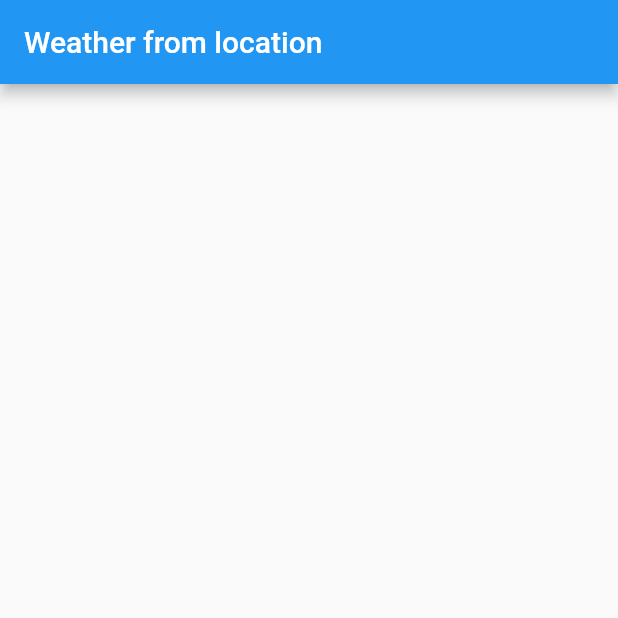
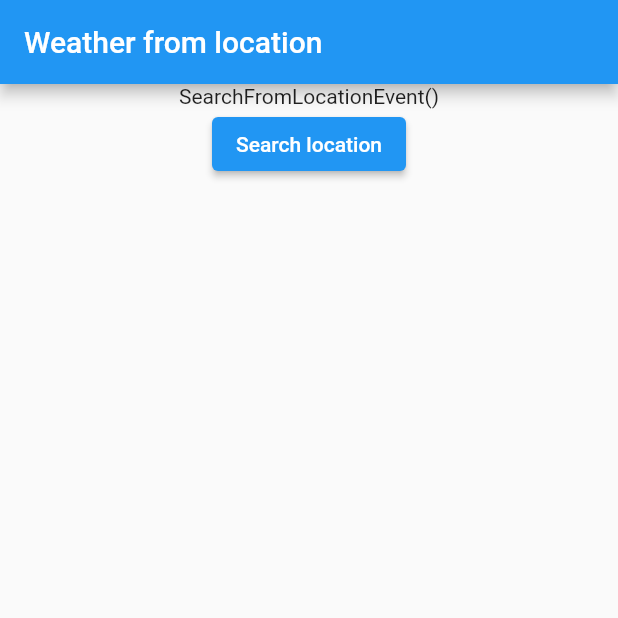
Before and after one commit to phamtanphat/flutter_weather_forcast, a Flutter app: the screen it shows after launch, on a phone screen of 412 x 824 dp, the top half of it. Run offline on Flutter 3.47's test engine with Material 2 defaults, Android fonts, the phone set to English and light mode, and no system bars; our stand-ins replace dio, equatable.

```diff
--- a/lib/presentations/page/weather_location/bloc/weather_from_location_event.dart
+++ b/lib/presentations/page/weather_location/bloc/weather_from_location_event.dart
@@ -2,8 +2,11 @@ import 'package:equatable/equatable.dart';
 
 abstract class WeatherFromLocationEventBase extends Equatable{}
 
-class SearchFromLocationEvent {
+class SearchFromLocationEvent extends WeatherFromLocationEventBase{
   String location;
 
   SearchFromLocationEvent({required this.location});
+
+  @override
+  List<Object?> get props => [];
 }
--- a/lib/presentations/page/weather_location/weather_from_location_page.dart
+++ b/lib/presentations/page/weather_location/weather_from_location_page.dart
@@ -1,4 +1,12 @@
+import 'dart:math';
+
 import 'package:flutter/material.dart';
+import 'package:flutter_weather_forcast/data/api/api_request.dart';
+import 'package:flutter_weather_forcast/data/model/WeatherForcast.dart';
+import 'package:flutter_weather_forcast/data/repositories/weather_repository.dart';
+import 'package:flutter_weather_forcast/presentations/page/weather_location/bloc/weather_from_location_bloc.dart';
+import 'package:flutter_weather_forcast/presentations/page/weather_location/bloc/weather_from_location_event.dart';
+import 'package:provider/provider.dart';
 class WeatherFromLocationPage extends StatefulWidget {
   const WeatherFromLocationPage({Key? key}) : super(key: key);
 
@@ -9,11 +17,103 @@ class WeatherFromLocationPage extends StatefulWidget {
 class _WeatherFromLocationPageState extends State<WeatherFromLocationPage> {
   @override
   Widget build(BuildContext context) {
-    return Scaffold(
-      appBar: AppBar(
-        title: Text("Weather from location"),
+    return MultiProvider(
+      providers: [
+        Provider(create: (context) => ApiRequest()),
+        ProxyProvider<ApiRequest, WeatherRepository>(
+          create: (context) => WeatherRepository(),
+          update: (context, apiRequest, repository){
+            if (repository == null) {
+              return WeatherRepository()..setApiRequest(apiRequest);
+            }
+            repository.setApiRequest(apiRequest);
+            return repository;
+          },
+        ),
+        ProxyProvider<WeatherRepository, WeatherFromLocationBloc>(
+          create: (context) => WeatherFromLocationBloc(),
+          update: (context, repository, bloc){
+            if (bloc == null) {
+              return WeatherFromLocationBloc()..setWeatherRepository(repository);
+            }
+            bloc.setWeatherRepository(repository);
+            return bloc;
+          },
+        )
+      ],
+      child: Scaffold(
+        appBar: AppBar(
+          title: Text("Weather from location"),
+        ),
+        body: WeatherForecastWidget()
       ),
-      body: Container(),
     );
   }
 }
+
+class WeatherForecastWidget extends StatefulWidget {
+  const WeatherForecastWidget({Key? key}) : super(key: key);
+
+  @override
+  State<WeatherForecastWidget> createState() => _WeatherForecastWidgetState();
+}
+
+class _WeatherForecastWidgetState extends State<WeatherForecastWidget> {
+
+  late WeatherFromLocationBloc _bloc;
+
+  @override
+  void initState() {
+    super.initState();
+    _bloc = context.read();
+  }
+
+  @override
+  void didChangeDependencies() {
+    super.didChangeDependencies();
+    _bloc.addEvent(SearchFromLocationEvent(location: "Hanoi"));
+  }
+
+  @override
+  Widget build(BuildContext context) {
+    return Container(
+      constraints: BoxConstraints.expand(),
+      child: Column(
+        children: [
+          StreamBuilder<WeatherForecast>(
+              stream: _bloc.getWeatherForecast(),
+              builder: (context, snapshot) {
+                if (snapshot.hasError) {
+                  return Text(snapshot.error.toString());
+                }
+                switch (snapshot.connectionState) {
+                  case ConnectionState.active:
+                    return Column(
+                      mainAxisAlignment: MainAxisAlignment.center,
+                      children: [
+                        Text((snapshot.data?.name ??= "").toString()),
+                        Text((snapshot.data?.main?.temp ??= 0).toString()),
+                      ],
+                    );
+                  case ConnectionState.waiting:
+                  case ConnectionState.none:
+                  default:
+                    return CircularProgressIndicator();
+                }
+              }
+          ),
+          ElevatedButton(
+              onPressed: () {
+                var arrLocation = ["Hanoi", "London", "Sydney"];
+                var random = Random();
+                var index = random.nextInt(arrLocation.length);
+                var location = arrLocation[index];
+                _bloc.addEvent(SearchFromLocationEvent(location: location));
+              },
+              child: Text("Search location")
+          )
+        ],
+      ),
+    );
+  }
+}
```
Also changed, not shown: lib/data/repositories/weather_repository.dart (+23 -9 lines), lib/presentations/page/weather_location/bloc/weather_from_location_bloc.dart (+16 -7 lines).
